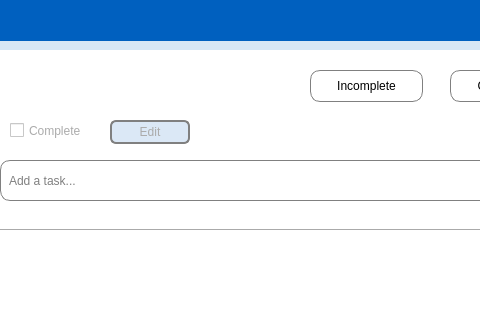
Old version of the form views/mainwindow.ui in the repository KatyaStep/to_do_list_app; both pictures show x 189 to 669 and y 0 to 320 of the 1200 by 800 pixel window.
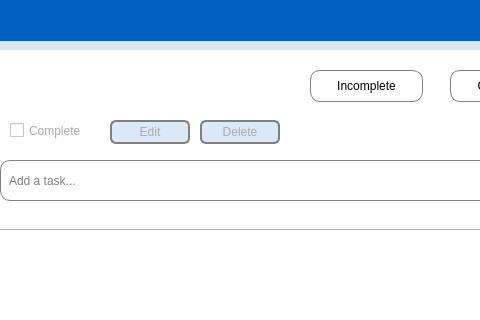
New version of the form. Icons and pictures are not drawn.

The edit to the form file:
```diff
--- a/views/mainwindow.ui
+++ b/views/mainwindow.ui
@@ -303,6 +303,29 @@
       <string>Complete</string>
      </property>
     </widget>
+    <widget class="QPushButton" name="edit_btn_2">
+     <property name="geometry">
+      <rect>
+       <x>210</x>
+       <y>70</y>
+       <width>80</width>
+       <height>24</height>
+      </rect>
+     </property>
+     <property name="mouseTracking">
+      <bool>false</bool>
+     </property>
+     <property name="styleSheet">
+      <string notr="true">font: 12pt &quot;Chalkduster&quot;;
+border-radius: 6px;
+border : 2px solid grey;
+background-color: #dbe8f6;
+color: rgb(171, 171, 171);</string>
+     </property>
+     <property name="text">
+      <string>Delete</string>
+     </property>
+    </widget>
    </widget>
    <widget class="QLabel" name="label_2">
     <property name="geometry">
```
